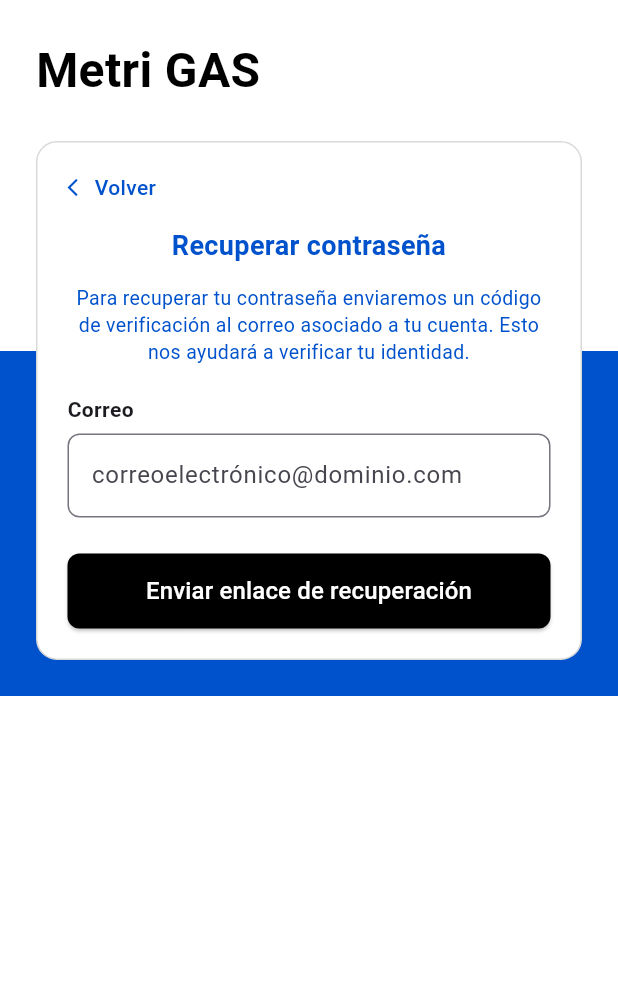
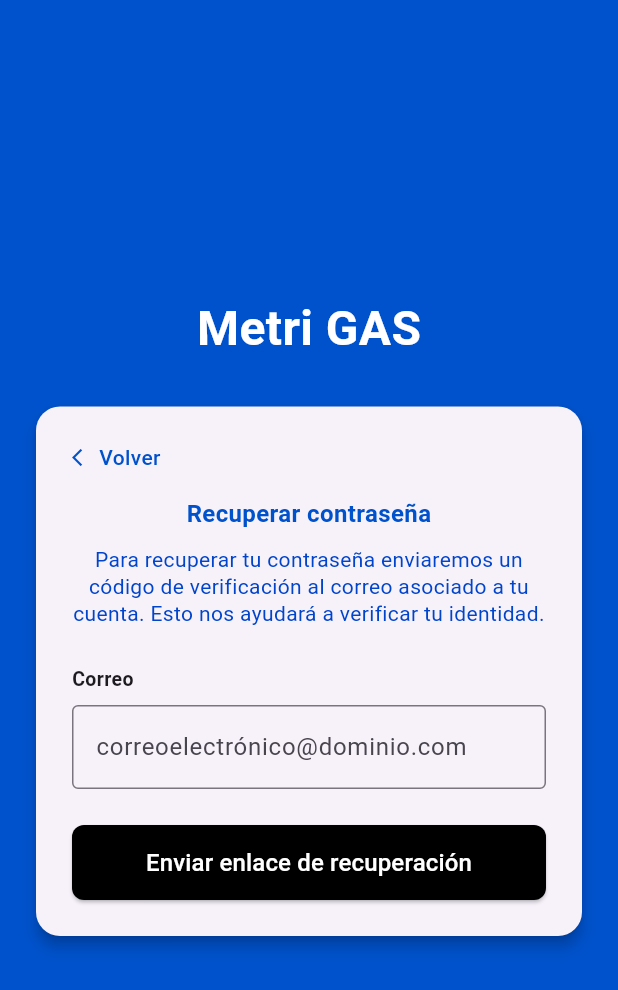
Before and after one commit to christianavendano-tr/front-metrigas, a Flutter app: the ForgotPasswordScreen screen opened by its route, on a phone screen of 412 x 824 dp. Shown: the top 990 px of the screen. Run offline on Flutter 3.47's test engine with Material 3 defaults, Android fonts, the phone set to English and light mode, and no system bars; our stand-ins replace dio.

Commit message:
feat:changes

```diff
--- a/lib/screens/forgot_password_screen.dart
+++ b/lib/screens/forgot_password_screen.dart
@@ -81,13 +81,13 @@ class _ForgotPasswordScreenState extends State<ForgotPasswordScreen> {
       child: Form(
         key: _formKey,
         child: Column(
+          mainAxisSize: MainAxisSize.min,
           crossAxisAlignment: CrossAxisAlignment.stretch,
           children: [
-            // Botón de regreso al Login
             Align(
               alignment: Alignment.centerLeft,
               child: GestureDetector(
-                onTap: () => Navigator.pop(context),
+                onTap: () => Navigator.pushNamedAndRemoveUntil(context, '/login', (route) => false),
                 child: const Row(
                   mainAxisSize: MainAxisSize.min,
                   children: [
@@ -110,28 +110,35 @@ class _ForgotPasswordScreenState extends State<ForgotPasswordScreen> {
               'Recuperar contraseña',
               textAlign: TextAlign.center,
               style: TextStyle(
-                fontSize: 18,
+                fontSize: 16,
                 fontWeight: FontWeight.bold,
                 color: AuthCardScaffold.primaryBlue,
               ),
             ),
-            const SizedBox(height: 12),
+            const SizedBox(height: 10),
             const Text(
               'Para recuperar tu contraseña enviaremos un código de '
               'verificación al correo asociado a tu cuenta. Esto nos '
               'ayudará a verificar tu identidad.',
               textAlign: TextAlign.center,
-              style: TextStyle(fontSize: 13, color: AuthCardScaffold.primaryBlue, height: 1.4),
+              style: TextStyle(
+                fontSize: 14,
+                color: Color(0xFF0044CC),
+                height: 1.3,
+              ),
             ),
-            const SizedBox(height: 20),
-            const Text('Correo', style: TextStyle(fontWeight: FontWeight.bold, fontSize: 14)),
-            const SizedBox(height: 6),
+            const SizedBox(height: 25),
+            const Align(
+              alignment: Alignment.centerLeft,
+              child: Text('Correo', style: TextStyle(fontWeight: FontWeight.bold, fontSize: 13)),
+            ),
+            const SizedBox(height: 8),
             TextFormField(
               controller: _emailController,
               keyboardType: TextInputType.emailAddress,
-              decoration: InputDecoration(
+              decoration: const InputDecoration(
                 hintText: 'correoelectrónico@dominio.com',
-                border: OutlineInputBorder(borderRadius: BorderRadius.circular(8)),
+                border: OutlineInputBorder(),
               ),
               validator: (value) {
                 if (value == null || value.isEmpty) return 'El correo no puede estar vacío';
@@ -141,21 +148,18 @@ class _ForgotPasswordScreenState extends State<ForgotPasswordScreen> {
             ),
             const SizedBox(height: 24),
             SizedBox(
+              width: double.infinity,
               height: 50,
               child: ElevatedButton(
                 style: ElevatedButton.styleFrom(
                   backgroundColor: Colors.black,
-                  foregroundColor: Colors.white,
+                  disabledBackgroundColor: Colors.grey,
                   shape: RoundedRectangleBorder(borderRadius: BorderRadius.circular(8)),
                 ),
                 onPressed: _isLoading ? null : _handleSendCode,
                 child: _isLoading
-                    ? const SizedBox(
-                        height: 22,
-                        width: 22,
-                        child: CircularProgressIndicator(color: Colors.white, strokeWidth: 2),
-                      )
-                    : const Text('Enviar enlace de recuperación', style: TextStyle(fontSize: 16)),
+                    ? const CircularProgressIndicator(color: Colors.white)
+                    : const Text('Enviar enlace de recuperación', style: TextStyle(color: Colors.white, fontSize: 16)),
               ),
             ),
           ],
--- a/lib/screens/new_password_screen.dart
+++ b/lib/screens/new_password_screen.dart
@@ -136,6 +136,7 @@ class _NewPasswordScreenState extends State<NewPasswordScreen> {
   Widget build(BuildContext context) {
     return AuthCardScaffold(
       child: Column(
+        mainAxisSize: MainAxisSize.min,
         crossAxisAlignment: CrossAxisAlignment.stretch,
         children: [
           // Botón de regreso a la pantalla de token
@@ -212,6 +213,7 @@ class _NewPasswordScreenState extends State<NewPasswordScreen> {
           _Requisito(cumplido: _hasNumber, texto: 'Al menos un número'),
           const SizedBox(height: 24),
           SizedBox(
+            width: double.infinity,
             height: 50,
             child: ElevatedButton(
               style: ElevatedButton.styleFrom(
--- a/lib/widgets/auth_card_scaffold.dart
+++ b/lib/widgets/auth_card_scaffold.dart
@@ -1,62 +1,50 @@
 import 'package:flutter/material.dart';
 
-/// Estructura visual compartida por las pantallas de recuperación de
-/// contraseña (Recuperar contraseña, Token de verificación, Nueva
-/// contraseña). Reutiliza el mismo azul y la misma tipografía que el
-/// login para que las 3 pantallas se vean consistentes con el resto
-/// de la app.
+/// Estructura visual compartida por las pantallas de autenticación
+/// (Recuperar contraseña, Token de verificación, Registro, Nueva
+/// contraseña). Fondo azul de marca con "Metri GAS" en la parte
+/// superior y una tarjeta blanca centrada que contiene el formulario.
 class AuthCardScaffold extends StatelessWidget {
   final Widget child;
   const AuthCardScaffold({super.key, required this.child});
 
-  /// Mismo azul que usa el header del login (Color(0xFF0052CC)).
+  /// Azul de marca usado en toda la app.
   static const Color primaryBlue = Color(0xFF0052CC);
 
   @override
   Widget build(BuildContext context) {
     return Scaffold(
-      backgroundColor: Colors.white,
-      body: Stack(
-        children: [
-          // Franja azul de fondo, igual a la que se ve detrás de la
-          // tarjeta blanca en el diseño.
-          Positioned(
-            left: 0,
-            right: 0,
-            bottom: 0,
-            height: 230,
-            child: Container(color: primaryBlue),
-          ),
-          SafeArea(
+      backgroundColor: primaryBlue,
+      body: SafeArea(
+        child: Center(
           child: SingleChildScrollView(
-              padding: const EdgeInsets.fromLTRB(24, 24, 24, 24),
+            padding: const EdgeInsets.all(20.0),
             child: Column(
-                crossAxisAlignment: CrossAxisAlignment.start,
+              mainAxisAlignment: MainAxisAlignment.center,
               children: [
                 const Text(
                   'Metri GAS',
                   style: TextStyle(
+                    color: Colors.white,
                     fontSize: 32,
                     fontWeight: FontWeight.bold,
-                      color: Colors.black,
                   ),
                 ),
-                  const SizedBox(height: 24),
-                  Container(
-                    width: double.infinity,
-                    padding: const EdgeInsets.all(20),
-                    decoration: BoxDecoration(
-                      color: Colors.white,
-                      border: Border.all(color: const Color(0xFFD9D9D9)),
-                      borderRadius: BorderRadius.circular(14),
+                const SizedBox(height: 25),
+                Card(
+                  shape: RoundedRectangleBorder(
+                    borderRadius: BorderRadius.circular(16),
                   ),
+                  elevation: 4,
+                  child: Padding(
+                    padding: const EdgeInsets.all(24.0),
                     child: child,
+                  ),
                 ),
               ],
             ),
           ),
         ),
-        ],
       ),
     );
   }
```
Also changed, not shown: lib/screens/register_screen.dart (+31 -33 lines), lib/screens/verification_screen.dart (+3 -25 lines), lib/screens/login_screen.dart (line endings or trailing spaces), lib/screens/papuservicios.txt (deleted). Lines whose indentation alone changed are shown as unchanged.
